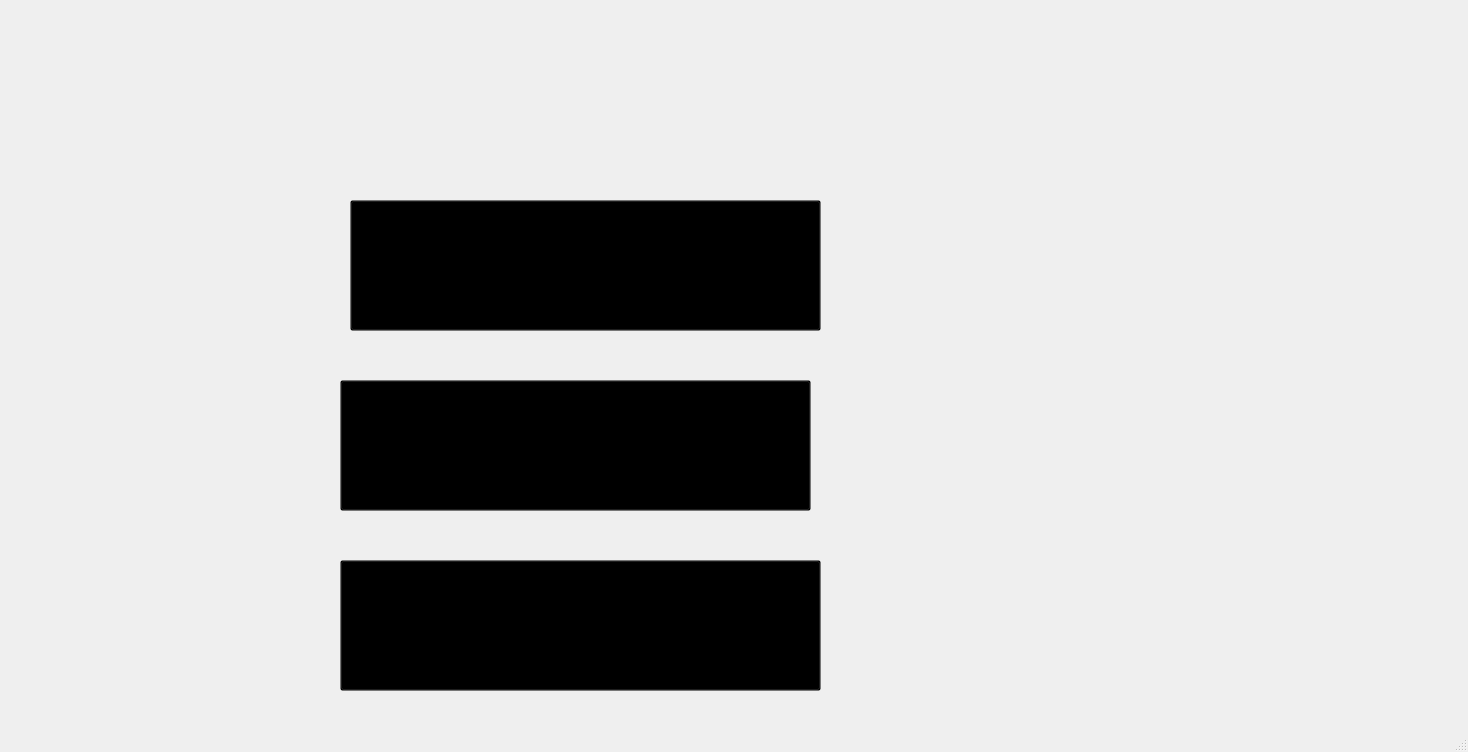
Before: the Qt Designer form videojuego.ui in juanm16alvarezc/Proyecto_Final, drawn with Qt 5.
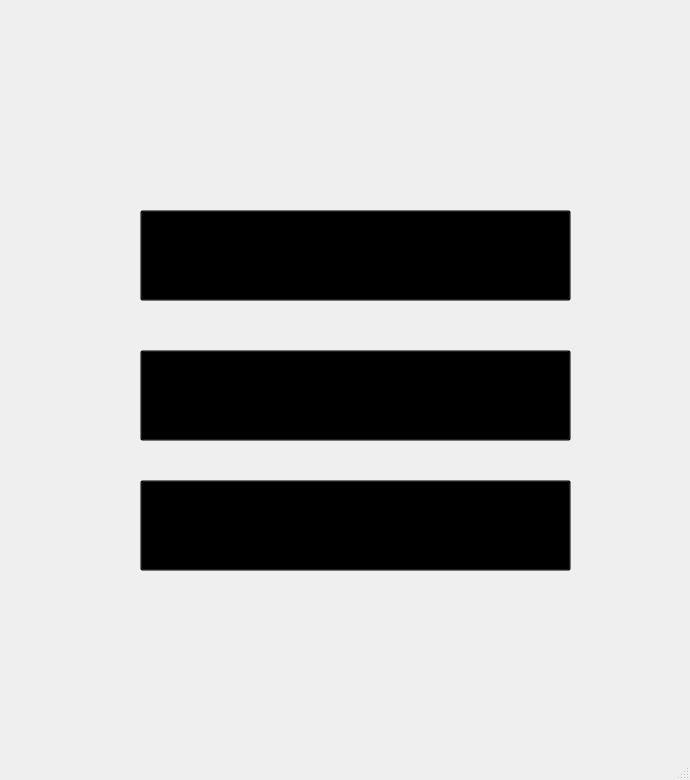
After: the same form once the commit is applied. Icons and pictures are not drawn.

Diff of the .ui file:
```diff
--- a/videojuego.ui
+++ b/videojuego.ui
@@ -9,8 +9,8 @@
    <rect>
     <x>0</x>
     <y>0</y>
-    <width>1468</width>
-    <height>752</height>
+    <width>690</width>
+    <height>780</height>
    </rect>
   </property>
   <property name="windowTitle">
@@ -23,10 +23,10 @@
    <widget class="QPushButton" name="nivel1Button">
     <property name="geometry">
      <rect>
-      <x>350</x>
-      <y>200</y>
-      <width>471</width>
-      <height>131</height>
+      <x>140</x>
+      <y>210</y>
+      <width>431</width>
+      <height>91</height>
      </rect>
     </property>
     <property name="styleSheet">
@@ -39,10 +39,10 @@
    <widget class="QPushButton" name="nivel2Button">
     <property name="geometry">
      <rect>
-      <x>340</x>
-      <y>380</y>
-      <width>471</width>
-      <height>131</height>
+      <x>140</x>
+      <y>350</y>
+      <width>431</width>
+      <height>91</height>
      </rect>
     </property>
     <property name="styleSheet">
@@ -55,18 +55,12 @@
    <widget class="QPushButton" name="salirButton">
     <property name="geometry">
      <rect>
-      <x>340</x>
-      <y>560</y>
-      <width>481</width>
-      <height>131</height>
+      <x>140</x>
+      <y>480</y>
+      <width>431</width>
+      <height>91</height>
      </rect>
     </property>
-    <property name="minimumSize">
-     <size>
-      <width>481</width>
-      <height>131</height>
-     </size>
-    </property>
     <property name="styleSheet">
      <string notr="true">background-color: transparent;</string>
     </property>
@@ -77,18 +71,12 @@
    <widget class="QLabel" name="label">
     <property name="geometry">
      <rect>
-      <x>260</x>
-      <y>130</y>
-      <width>621</width>
-      <height>581</height>
+      <x>60</x>
+      <y>0</y>
+      <width>611</width>
+      <height>741</height>
      </rect>
     </property>
-    <property name="minimumSize">
-     <size>
-      <width>621</width>
-      <height>0</height>
-     </size>
-    </property>
     <property name="styleSheet">
      <string notr="true">background-image: url(:/OneDrive/Desktop/MenuDeOpciones.PNG);
 background-position: center;
```
Left out of the diff: 7 changed lines with no effect on the pictures.
